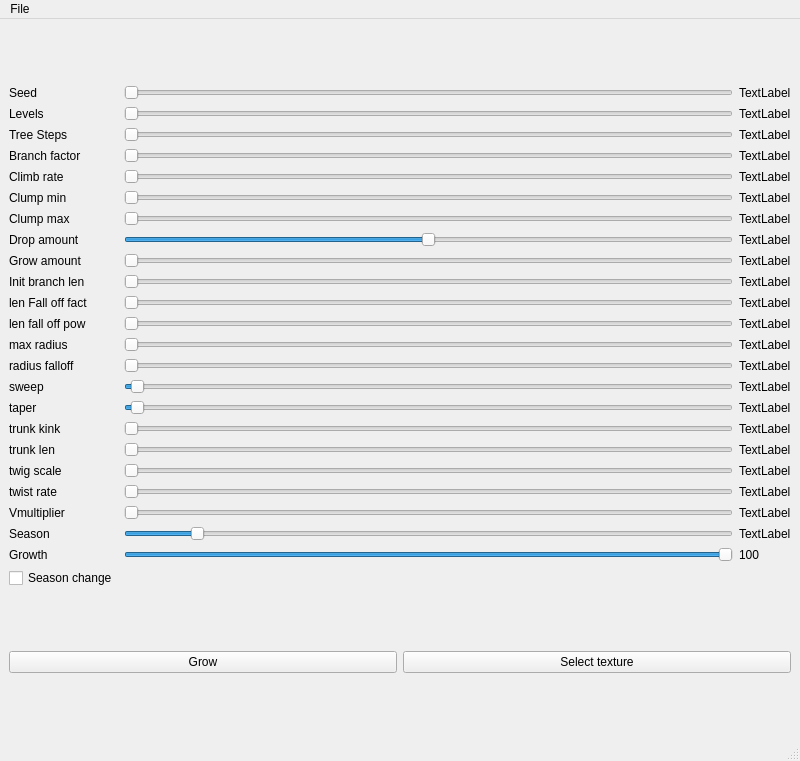
khhhhh/tree-projecter, file program/mainwindow.ui: the form before one commit.
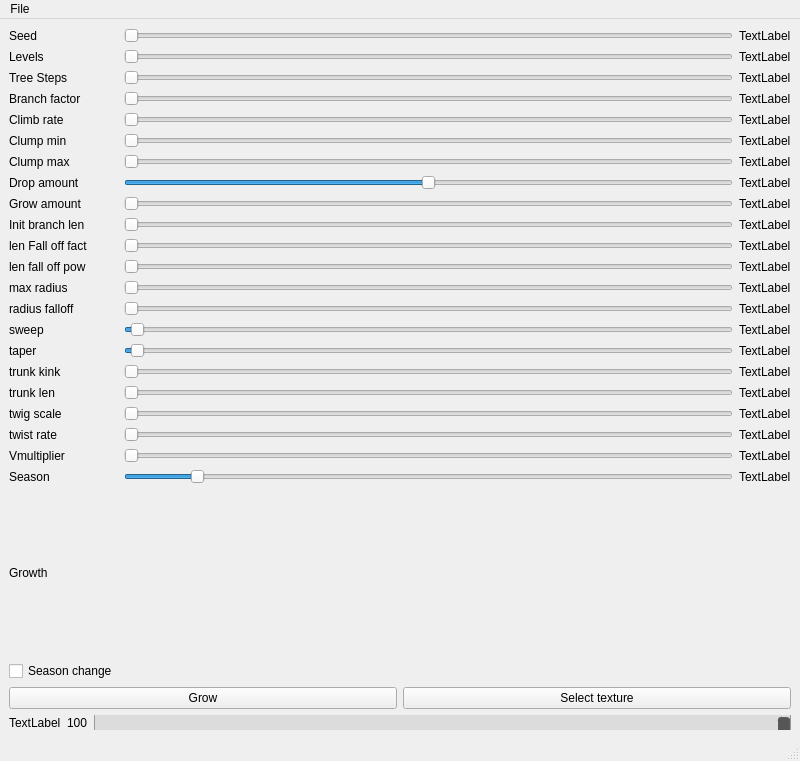
The form after the commit.

Commit message: setting sliders (not working)

The edit to the form file:
```diff
--- a/program/mainwindow.ui
+++ b/program/mainwindow.ui
@@ -15,6 +15,24 @@
   </property>
   <widget class="QWidget" name="centralwidget">
    <layout class="QGridLayout" name="gridLayout">
+    <item row="1" column="0">
+     <layout class="QHBoxLayout" name="horizontalLayout_2">
+      <item>
+       <widget class="QPushButton" name="buttonGrow">
+        <property name="text">
+         <string>Grow</string>
+        </property>
+       </widget>
+      </item>
+      <item>
+       <widget class="QPushButton" name="btTexture">
+        <property name="text">
+         <string>Select texture</string>
+        </property>
+       </widget>
+      </item>
+     </layout>
+    </item>
     <item row="0" column="0">
      <layout class="QHBoxLayout" name="horizontalLayout">
       <item>
@@ -660,43 +678,60 @@
           </property>
          </widget>
         </item>
-        <item row="22" column="2">
-         <widget class="QSlider" name="slGrowth">
-          <property name="maximum">
-           <number>100</number>
-          </property>
-          <property name="value">
-           <number>100</number>
-          </property>
-          <property name="orientation">
-           <enum>Qt::Horizontal</enum>
-          </property>
-         </widget>
-        </item>
-        <item row="22" column="3">
-         <widget class="QLabel" name="lGrowth">
-          <property name="text">
-           <string>100</string>
-          </property>
-         </widget>
-        </item>
        </layout>
       </item>
      </layout>
     </item>
-    <item row="1" column="0">
-     <layout class="QHBoxLayout" name="horizontalLayout_2">
+    <item row="2" column="0">
+     <layout class="QHBoxLayout" name="horizontalLayout_3">
       <item>
-       <widget class="QPushButton" name="buttonGrow">
+       <widget class="QLabel" name="label">
         <property name="text">
-         <string>Grow</string>
+         <string>TextLabel</string>
         </property>
        </widget>
       </item>
       <item>
-       <widget class="QPushButton" name="btTexture">
+       <widget class="QLabel" name="lGrowth">
         <property name="text">
-         <string>Select texture</string>
+         <string>100</string>
+        </property>
+       </widget>
+      </item>
+      <item>
+       <widget class="QSlider" name="slGrowth">
+        <property name="styleSheet">
+         <string notr="true">QSlider::groove:horizontal {
+    border: 1px solid #999999;
+    height: 50px; /* the groove expands to the size of the slider by default. by giving it a height, it has a fixed size */
+    background-color: #DCDCDC;
+    margin: 2px 0;
+}
+
+QSlider::handle:horizontal {
+    background-color: #565656;
+    border: 1px solid #5c5c5c;
+    width: 10px;
+    margin: 20px 0px 0px 0px; 
+    border-radius: 3px;
+}
+
+QSlider::add-page:vertical {
+    background: white;
+}
+
+QSlider::sub-page:vertical {
+    background: pink;
+}</string>
+        </property>
+        <property name="maximum">
+         <number>100</number>
+        </property>
+        <property name="value">
+         <number>100</number>
+        </property>
+        <property name="orientation">
+         <enum>Qt::Horizontal</enum>
         </property>
        </widget>
       </item>
```
The commit also changes 2 other files.
